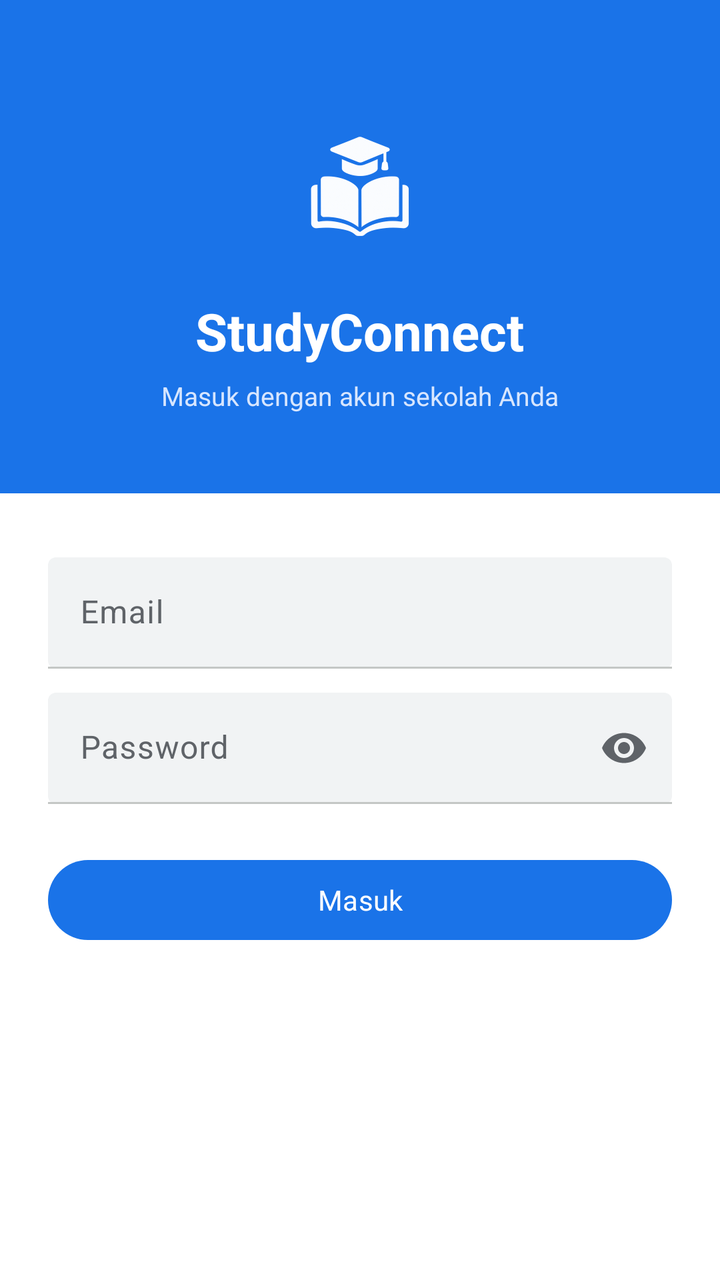
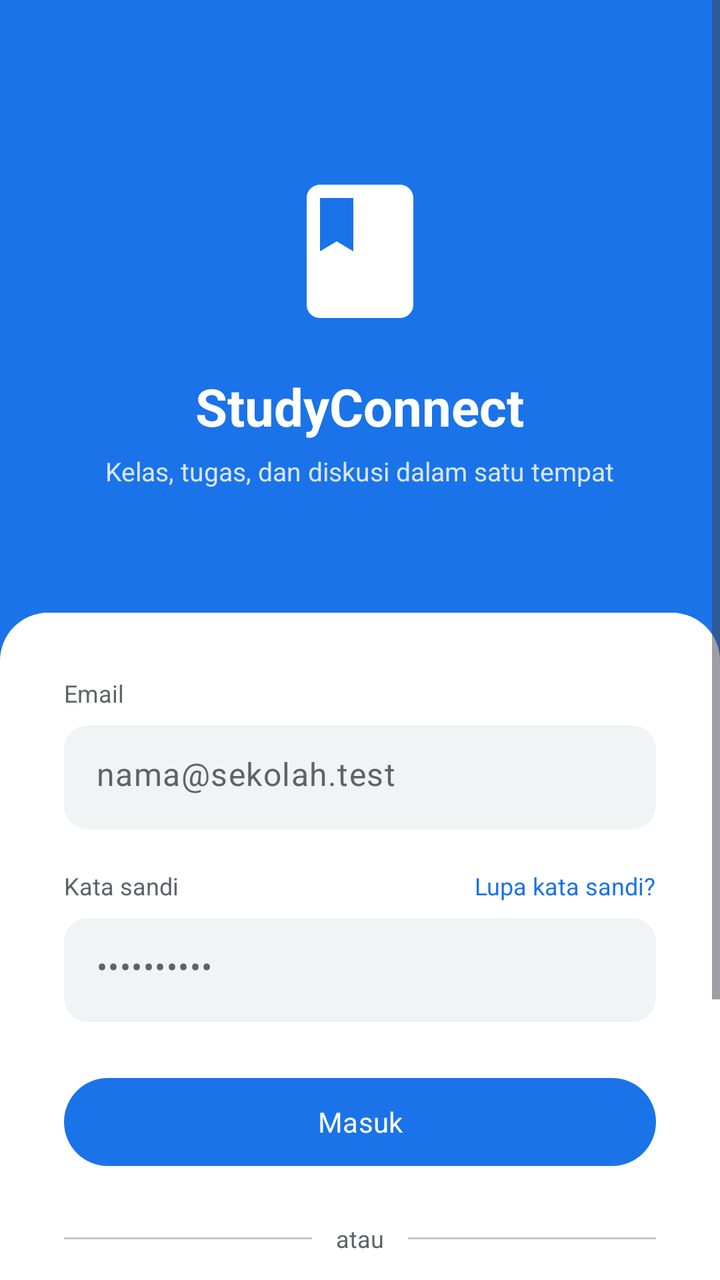

Screens rendered from an Android XML layout before and after an edit, with the pre-edit source and the edit as a unified diff.
<!-- AndroidManifest.xml: application theme Theme.StudyConnect -->
<!-- res/layout/activity_login.xml -->
<?xml version="1.0" encoding="utf-8"?>
<ScrollView xmlns:android="http://schemas.android.com/apk/res/android"
    xmlns:app="http://schemas.android.com/apk/res-auto"
    xmlns:tools="http://schemas.android.com/tools"
    android:id="@+id/main"
    android:layout_width="match_parent"
    android:layout_height="match_parent"
    android:background="@color/sc_surface"
    android:fillViewport="true"
    tools:context=".ui.auth.LoginActivity">

    <LinearLayout
        android:layout_width="match_parent"
        android:layout_height="wrap_content"
        android:orientation="vertical">

        <LinearLayout
            android:layout_width="match_parent"
            android:layout_height="wrap_content"
            android:background="@color/sc_primary"
            android:gravity="center_horizontal"
            android:orientation="vertical"
            android:paddingStart="24dp"
            android:paddingTop="56dp"
            android:paddingEnd="24dp"
            android:paddingBottom="40dp">

            <ImageView
                android:layout_width="72dp"
                android:layout_height="72dp"
                android:background="@drawable/ic_launcher_fg"
                android:contentDescription="@string/app_name" />

            <TextView
                android:layout_width="wrap_content"
                android:layout_height="wrap_content"
                android:layout_marginTop="20dp"
                android:text="@string/app_name"
                android:textColor="@color/sc_on_primary"
                android:textSize="26sp"
                android:textStyle="bold" />

            <TextView
                android:layout_width="wrap_content"
                android:layout_height="wrap_content"
                android:layout_marginTop="6dp"
                android:text="@string/text_login_subtitle"
                android:textColor="@color/sc_on_primary_subtle"
                android:textSize="13sp" />
        </LinearLayout>

        <LinearLayout
            android:layout_width="match_parent"
            android:layout_height="wrap_content"
            android:orientation="vertical"
            android:paddingStart="24dp"
            android:paddingTop="32dp"
            android:paddingEnd="24dp"
            android:paddingBottom="32dp">

            <com.google.android.material.textfield.TextInputLayout
                android:layout_width="match_parent"
                android:layout_height="wrap_content"
                android:hint="@string/text_email"
                app:boxBackgroundColor="@color/sc_field"
                app:boxBackgroundMode="filled">

                <com.google.android.material.textfield.TextInputEditText
                    android:id="@+id/etEmail"
                    android:layout_width="match_parent"
                    android:layout_height="wrap_content"
                    android:autofillHints="emailAddress"
                    android:inputType="textEmailAddress"
                    android:maxLines="1" />
            </com.google.android.material.textfield.TextInputLayout>

            <com.google.android.material.textfield.TextInputLayout
                android:layout_width="match_parent"
                android:layout_height="wrap_content"
                android:layout_marginTop="12dp"
                android:hint="@string/text_password"
                app:boxBackgroundColor="@color/sc_field"
                app:boxBackgroundMode="filled"
                app:endIconMode="password_toggle">

                <com.google.android.material.textfield.TextInputEditText
                    android:id="@+id/etPassword"
                    android:layout_width="match_parent"
                    android:layout_height="wrap_content"
                    android:autofillHints="password"
                    android:inputType="textPassword"
                    android:maxLines="1" />
            </com.google.android.material.textfield.TextInputLayout>

            <com.google.android.material.button.MaterialButton
                android:id="@+id/btnLogin"
                android:layout_width="match_parent"
                android:layout_height="wrap_content"
                android:layout_marginTop="24dp"
                android:text="@string/text_masuk"
                android:textAllCaps="false" />

            <ProgressBar
                android:id="@+id/progress"
                android:layout_width="wrap_content"
                android:layout_height="wrap_content"
                android:layout_gravity="center_horizontal"
                android:layout_marginTop="20dp"
                android:visibility="gone" />

            <TextView
                android:id="@+id/tvError"
                android:layout_width="match_parent"
                android:layout_height="wrap_content"
                android:layout_marginTop="16dp"
                android:textAlignment="center"
                android:textColor="@color/md_theme_error"
                android:textSize="14sp"
                android:visibility="gone" />
        </LinearLayout>
    </LinearLayout>
</ScrollView>
<!-- resources referenced by this layout -->
<resources>
  <color name="md_theme_error">#C5221F</color>
  <color name="sc_field">#F1F3F4</color>
  <color name="sc_on_primary">#FFFFFF</color>
  <color name="sc_on_primary_subtle">#D7E6FF</color>
  <color name="sc_primary">#1A73E8</color>
  <color name="sc_surface">#FFFFFF</color>
  <!-- drawable ic_launcher_fg: png bitmap (drawable-xxxhdpi, 33224 bytes) -->
  <string name="app_name">StudyConnect</string>
  <string name="text_email">Email</string>
  <string name="text_login_subtitle">Masuk dengan akun sekolah Anda</string>
  <string name="text_masuk">Masuk</string>
  <string name="text_password">Password</string>
  <color name="md_theme_primary">#1A73E8</color>
  <color name="md_theme_onPrimary">#FFFFFF</color>
  <color name="md_theme_primaryContainer">#E8F0FE</color>
  <color name="md_theme_onPrimaryContainer">#174EA6</color>
  <color name="md_theme_secondary">#00897B</color>
  <color name="md_theme_onSecondary">#FFFFFF</color>
  <color name="md_theme_secondaryContainer">#E0F2F1</color>
  <color name="md_theme_tertiary">#7B1FA2</color>
  <color name="md_theme_onTertiary">#FFFFFF</color>
  <color name="md_theme_tertiaryContainer">#F3E8FD</color>
  <color name="md_theme_onTertiaryContainer">#4A148C</color>
  <color name="md_theme_onError">#FFFFFF</color>
  <color name="md_theme_errorContainer">#FCE8E6</color>
  <color name="md_theme_onErrorContainer">#B31412</color>
  <color name="md_theme_background">#E8EAED</color>
  <color name="md_theme_onBackground">#202124</color>
  <color name="md_theme_surface">#FFFFFF</color>
  <color name="md_theme_onSurface">#202124</color>
  <color name="md_theme_surfaceVariant">#F1F3F4</color>
  <color name="md_theme_onSurfaceVariant">#5F6368</color>
  <color name="md_theme_outline">#C4C7C5</color>
  <color name="md_theme_outlineVariant">#E8EAED</color>
  <color name="md_theme_inverseSurface">#202124</color>
  <color name="md_theme_inverseOnSurface">#E8EAED</color>
  <color name="md_theme_inversePrimary">#8AB4F8</color>
  <color name="md_theme_primaryFixed">#E8F0FE</color>
  <color name="md_theme_onPrimaryFixed">#174EA6</color>
  <color name="md_theme_primaryFixedDim">#D7E6FF</color>
  <color name="md_theme_secondaryFixed">#E0F2F1</color>
  <color name="md_theme_onSecondaryFixed">#004D40</color>
  <color name="md_theme_secondaryFixedDim">#B2DFDB</color>
  <color name="md_theme_tertiaryFixed">#F3E8FD</color>
  <color name="md_theme_onTertiaryFixed">#4A148C</color>
  <color name="md_theme_tertiaryFixedDim">#E1BEE7</color>
  <color name="md_theme_surfaceDim">#DADCE0</color>
  <color name="md_theme_surfaceBright">#FFFFFF</color>
  <color name="md_theme_surfaceContainerLow">#F8F9FA</color>
  <color name="md_theme_surfaceContainer">#F1F3F4</color>
  <!-- unchanged entries left out for length: 9 -->
</resources>

<!-- the commit's change to res/layout/activity_login.xml (unified diff, before → after) -->
@@ -14,22 +14,21 @@
         android:layout_height="wrap_content"
         android:orientation="vertical">
 
+        
         <LinearLayout
             android:layout_width="match_parent"
-            android:layout_height="wrap_content"
+            android:layout_height="330dp"
             android:background="@color/sc_primary"
-            android:gravity="center_horizontal"
+            android:gravity="center_horizontal|center_vertical"
             android:orientation="vertical"
             android:paddingStart="24dp"
-            android:paddingTop="56dp"
-            android:paddingEnd="24dp"
-            android:paddingBottom="40dp">
+            android:paddingEnd="24dp">
 
             <ImageView
-                android:layout_width="72dp"
-                android:layout_height="72dp"
-                android:background="@drawable/ic_launcher_fg"
-                android:contentDescription="@string/app_name" />
+                android:layout_width="80dp"
+                android:layout_height="80dp"
+                android:contentDescription="@string/app_name"
+                android:src="@drawable/sc_ic_book" />
 
             <TextView
                 android:layout_width="wrap_content"
@@ -44,7 +43,7 @@
                 android:layout_width="wrap_content"
                 android:layout_height="wrap_content"
                 android:layout_marginTop="6dp"
-                android:text="@string/text_login_subtitle"
+                android:text="@string/text_login_tagline"
                 android:textColor="@color/sc_on_primary_subtle"
                 android:textSize="13sp" />
         </LinearLayout>
@@ -52,71 +51,182 @@
         <LinearLayout
             android:layout_width="match_parent"
             android:layout_height="wrap_content"
+            android:layout_marginTop="-24dp"
+            android:background="@drawable/sc_sheet_top"
             android:orientation="vertical"
-            android:paddingStart="24dp"
+            android:paddingStart="32dp"
             android:paddingTop="32dp"
-            android:paddingEnd="24dp"
-            android:paddingBottom="32dp">
+            android:paddingEnd="32dp"
+            android:paddingBottom="40dp">
+
+            <TextView
+                android:layout_width="wrap_content"
+                android:layout_height="wrap_content"
+                android:text="@string/text_email"
+                android:textColor="@color/sc_on_surface_muted"
+                android:textSize="12sp" />
 
             <com.google.android.material.textfield.TextInputLayout
                 android:layout_width="match_parent"
                 android:layout_height="wrap_content"
-                android:hint="@string/text_email"
+                android:layout_marginTop="8dp"
                 app:boxBackgroundColor="@color/sc_field"
-                app:boxBackgroundMode="filled">
+                app:boxBackgroundMode="filled"
+                app:boxCornerRadiusBottomEnd="12dp"
+                app:boxCornerRadiusBottomStart="12dp"
+                app:boxCornerRadiusTopEnd="12dp"
+                app:boxCornerRadiusTopStart="12dp"
+                app:boxStrokeWidth="0dp"
+                app:boxStrokeWidthFocused="0dp"
+                app:hintEnabled="false">
 
                 <com.google.android.material.textfield.TextInputEditText
                     android:id="@+id/etEmail"
                     android:layout_width="match_parent"
-                    android:layout_height="wrap_content"
+                    android:layout_height="52dp"
                     android:autofillHints="emailAddress"
+                    android:hint="@string/text_hint_email"
                     android:inputType="textEmailAddress"
-                    android:maxLines="1" />
+                    android:maxLines="1"
+                    android:textColorHint="@color/sc_on_surface_muted" />
             </com.google.android.material.textfield.TextInputLayout>
 
+            <LinearLayout
+                android:layout_width="match_parent"
+                android:layout_height="wrap_content"
+                android:layout_marginTop="20dp"
+                android:orientation="horizontal">
+
+                <TextView
+                    android:layout_width="0dp"
+                    android:layout_height="wrap_content"
+                    android:layout_weight="1"
+                    android:text="@string/text_kata_sandi"
+                    android:textColor="@color/sc_on_surface_muted"
+                    android:textSize="12sp" />
+
+                <TextView
+                    android:layout_width="wrap_content"
+                    android:layout_height="wrap_content"
+                    android:text="@string/text_lupa"
+                    android:textColor="@color/sc_link"
+                    android:textSize="12sp" />
+            </LinearLayout>
+
             <com.google.android.material.textfield.TextInputLayout
                 android:layout_width="match_parent"
                 android:layout_height="wrap_content"
-                android:layout_marginTop="12dp"
-                android:hint="@string/text_password"
+                android:layout_marginTop="8dp"
                 app:boxBackgroundColor="@color/sc_field"
                 app:boxBackgroundMode="filled"
-                app:endIconMode="password_toggle">
+                app:boxCornerRadiusBottomEnd="12dp"
+                app:boxCornerRadiusBottomStart="12dp"
+                app:boxCornerRadiusTopEnd="12dp"
+                app:boxCornerRadiusTopStart="12dp"
+                app:boxStrokeWidth="0dp"
+                app:boxStrokeWidthFocused="0dp"
+                app:endIconMode="none"
+                app:hintEnabled="false">
 
                 <com.google.android.material.textfield.TextInputEditText
                     android:id="@+id/etPassword"
                     android:layout_width="match_parent"
-                    android:layout_height="wrap_content"
+                    android:layout_height="52dp"
                     android:autofillHints="password"
+                    android:hint="@string/text_hint_password"
                     android:inputType="textPassword"
-                    android:maxLines="1" />
+                    android:maxLines="1"
+                    android:textColorHint="@color/sc_on_surface_muted" />
             </com.google.android.material.textfield.TextInputLayout>
 
             <com.google.android.material.button.MaterialButton
                 android:id="@+id/btnLogin"
                 android:layout_width="match_parent"
-                android:layout_height="wrap_content"
+                android:layout_height="52dp"
                 android:layout_marginTop="24dp"
                 android:text="@string/text_masuk"
-                android:textAllCaps="false" />
+                android:textAllCaps="false"
+                app:cornerRadius="26dp" />
 
             <ProgressBar
                 android:id="@+id/progress"
                 android:layout_width="wrap_content"
                 android:layout_height="wrap_content"
                 android:layout_gravity="center_horizontal"
-                android:layout_marginTop="20dp"
+                android:layout_marginTop="12dp"
                 android:visibility="gone" />
 
             <TextView
                 android:id="@+id/tvError"
                 android:layout_width="match_parent"
                 android:layout_height="wrap_content"
-                android:layout_marginTop="16dp"
+                android:layout_marginTop="12dp"
                 android:textAlignment="center"
                 android:textColor="@color/md_theme_error"
                 android:textSize="14sp"
                 android:visibility="gone" />
+
+            <LinearLayout
+                android:layout_width="match_parent"
+                android:layout_height="wrap_content"
+                android:layout_marginTop="24dp"
+                android:gravity="center_vertical"
+                android:orientation="horizontal">
+
+                <View
+                    android:layout_width="0dp"
+                    android:layout_height="1dp"
+                    android:layout_weight="1"
+                    android:background="@color/sc_divider" />
+
+                <TextView
+                    android:layout_width="wrap_content"
+                    android:layout_height="wrap_content"
+                    android:layout_marginStart="12dp"
+                    android:layout_marginEnd="12dp"
+                    android:text="@string/text_atau"
+                    android:textColor="@color/sc_on_surface_muted"
+                    android:textSize="12sp" />
+
+                <View
+                    android:layout_width="0dp"
+                    android:layout_height="1dp"
+                    android:layout_weight="1"
+                    android:background="@color/sc_divider" />
+            </LinearLayout>
+
+            <LinearLayout
+                android:layout_width="match_parent"
+                android:layout_height="wrap_content"
+                android:layout_marginTop="20dp"
+                android:gravity="center_horizontal"
+                android:orientation="horizontal">
+
+                <TextView
+                    android:layout_width="wrap_content"
+                    android:layout_height="wrap_content"
+                    android:text="@string/text_belum_punya_akun"
+                    android:textColor="@color/sc_on_surface_muted"
+                    android:textSize="13sp" />
+
+                <TextView
+                    android:layout_width="wrap_content"
+                    android:layout_height="wrap_content"
+                    android:layout_marginStart="6dp"
+                    android:text="@string/text_daftar"
+                    android:textColor="@color/sc_link"
+                    android:textSize="13sp"
+                    android:textStyle="bold" />
+            </LinearLayout>
+
+            <TextView
+                android:layout_width="match_parent"
+                android:layout_height="wrap_content"
+                android:layout_marginTop="100dp"
+                android:text="@string/text_versi"
+                android:textAlignment="center"
+                android:textColor="@color/sc_on_surface_muted"
+                android:textSize="11sp" />
         </LinearLayout>
     </LinearLayout>
 </ScrollView>
<!-- resource entries referenced after the edit -->
@@ -1,17 +1,44 @@
 <!-- resources referenced by this layout -->
 <resources>
   <color name="md_theme_error">#C5221F</color>
+  <color name="sc_divider">#C4C7C5</color>
   <color name="sc_field">#F1F3F4</color>
+  <color name="sc_link">#1A73E8</color>
   <color name="sc_on_primary">#FFFFFF</color>
   <color name="sc_on_primary_subtle">#D7E6FF</color>
+  <color name="sc_on_surface_muted">#5F6368</color>
   <color name="sc_primary">#1A73E8</color>
   <color name="sc_surface">#FFFFFF</color>
-  <!-- drawable ic_launcher_fg: png bitmap (drawable-xxxhdpi, 33224 bytes) -->
+  <!-- drawable sc_ic_book (drawable) -->
+  <?xml version="1.0" encoding="utf-8"?>
+  <vector xmlns:android="http://schemas.android.com/apk/res/android"
+      android:width="48dp"
+      android:height="48dp"
+      android:viewportWidth="24"
+      android:viewportHeight="24">
+      <path
+          android:fillColor="#FFFFFF"
+          android:pathData="M18,2H6c-1.1,0 -2,0.9 -2,2v16c0,1.1 0.9,2 2,2h12c1.1,0 2,-0.9 2,-2V4c0,-1.1 -0.9,-2 -2,-2zM6,4h5v8l-2.5,-1.5L6,12V4z" />
+  </vector>
+  <!-- drawable sc_sheet_top (drawable) -->
+  <?xml version="1.0" encoding="utf-8"?>
+  <shape xmlns:android="http://schemas.android.com/apk/res/android"
+      android:shape="rectangle">
+      <solid android:color="@color/sc_surface" />
+      <corners android:topLeftRadius="24dp" android:topRightRadius="24dp" />
+  </shape>
   <string name="app_name">StudyConnect</string>
+  <string name="text_atau">atau</string>
+  <string name="text_belum_punya_akun">Belum punya akun?</string>
+  <string name="text_daftar">Daftar</string>
   <string name="text_email">Email</string>
-  <string name="text_login_subtitle">Masuk dengan akun sekolah Anda</string>
+  <string name="text_hint_email">nama@sekolah.test</string>
+  <string name="text_hint_password">••••••••••</string>
+  <string name="text_kata_sandi">Kata sandi</string>
+  <string name="text_login_tagline">Kelas, tugas, dan diskusi dalam satu tempat</string>
+  <string name="text_lupa">Lupa kata sandi?</string>
   <string name="text_masuk">Masuk</string>
-  <string name="text_password">Password</string>
+  <string name="text_versi">Versi 1.0 · Tugas Akhir SMK</string>
   <color name="md_theme_primary">#1A73E8</color>
   <color name="md_theme_onPrimary">#FFFFFF</color>
   <color name="md_theme_primaryContainer">#E8F0FE</color>
@@ -26,7 +53,7 @@
   <color name="md_theme_onError">#FFFFFF</color>
   <color name="md_theme_errorContainer">#FCE8E6</color>
   <color name="md_theme_onErrorContainer">#B31412</color>
-  <color name="md_theme_background">#E8EAED</color>
+  <color name="md_theme_background">#F1F3F4</color>
   <color name="md_theme_onBackground">#202124</color>
   <color name="md_theme_surface">#FFFFFF</color>
   <color name="md_theme_onSurface">#202124</color>
